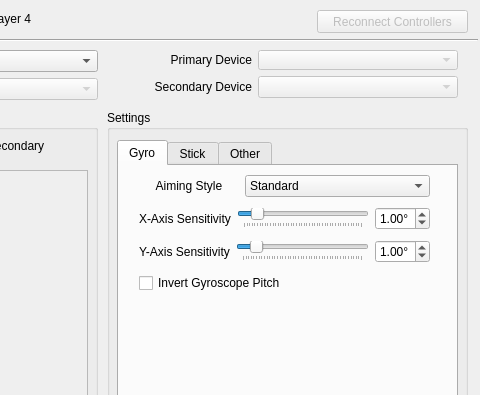
Qt form ui/1964_config.ui (TauAkiou/n64emu-SDL2GyroInjector) before a commit; both pictures show x 283 to 763 and y 0 to 395 of the 763 by 797 pixel window.
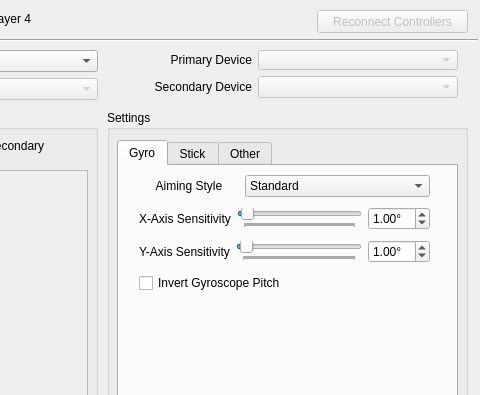
The same form after that commit. The open tabs and pages were chosen to show the change.

Commit message: increased maximum gyroscope sensitivity to 20 degrees.

What changed in the file:
```diff
--- a/ui/1964_config.ui
+++ b/ui/1964_config.ui
@@ -550,7 +550,7 @@
             <number>50</number>
            </property>
            <property name="maximum">
-            <number>500</number>
+            <number>2000</number>
            </property>
            <property name="value">
             <number>100</number>
@@ -572,7 +572,7 @@
             <double>0.500000000000000</double>
            </property>
            <property name="maximum">
-            <double>5.000000000000000</double>
+            <double>20.000000000000000</double>
            </property>
            <property name="singleStep">
             <double>0.010000000000000</double>
@@ -648,7 +648,7 @@
             <number>50</number>
            </property>
            <property name="maximum">
-            <number>500</number>
+            <number>2000</number>
            </property>
            <property name="sliderPosition">
             <number>100</number>
@@ -663,6 +663,12 @@
          </item>
          <item>
           <widget class="QDoubleSpinBox" name="playerSettingsTabGyroXAxisSensitivitySpinbox">
+           <property name="sizePolicy">
+            <sizepolicy hsizetype="Minimum" vsizetype="Fixed">
+             <horstretch>0</horstretch>
+             <verstretch>8</verstretch>
+            </sizepolicy>
+           </property>
            <property name="suffix">
             <string>°</string>
            </property>
@@ -670,7 +676,7 @@
             <double>0.500000000000000</double>
            </property>
            <property name="maximum">
-            <double>5.000000000000000</double>
+            <double>20.000000000000000</double>
            </property>
            <property name="singleStep">
             <double>0.010000000000000</double>
```
Left out of the diff: 2 changed lines with no effect on the pictures.
